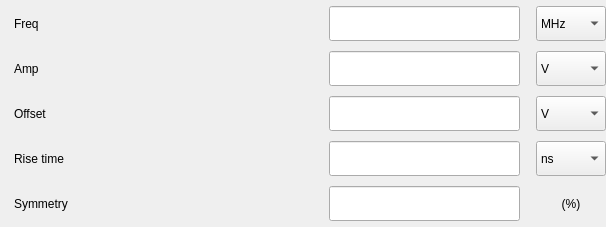
Before: the Qt Designer form tas7061bb/widgets/wgContentHmf2550/wgTriangle.ui in DoND8xforce/tas7061, drawn with Qt 5.
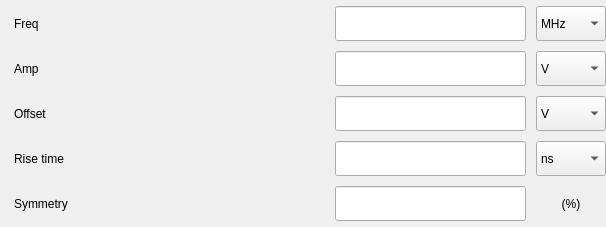
After: the same form once the commit is applied.

Diff of the .ui file:
```diff
--- a/tas7061bb/widgets/wgContentHmf2550/wgTriangle.ui
+++ b/tas7061bb/widgets/wgContentHmf2550/wgTriangle.ui
@@ -26,10 +26,7 @@
    <string>Form</string>
   </property>
   <property name="styleSheet">
-   <string notr="true">QComboBox{
-
-	text-align: center
-}</string>
+   <string notr="true"/>
   </property>
   <layout class="QGridLayout" name="gridLayout">
    <property name="leftMargin">
@@ -53,7 +50,7 @@
       <number>14</number>
      </property>
      <property name="horizontalSpacing">
-      <number>242</number>
+      <number>250</number>
      </property>
      <property name="verticalSpacing">
       <number>10</number>
@@ -61,7 +58,7 @@
      <item row="2" column="1">
       <layout class="QHBoxLayout" name="horizontalLayout_12">
        <property name="spacing">
-        <number>16</number>
+        <number>10</number>
        </property>
        <item>
         <widget class="QLineEdit" name="lineEdit_8">
@@ -108,7 +105,7 @@
      <item row="1" column="1">
       <layout class="QHBoxLayout" name="horizontalLayout_13">
        <property name="spacing">
-        <number>16</number>
+        <number>10</number>
        </property>
        <item>
         <widget class="QLineEdit" name="lineEdit_9">
@@ -183,7 +180,7 @@
      <item row="0" column="1">
       <layout class="QHBoxLayout" name="horizontalLayout_14">
        <property name="spacing">
-        <number>16</number>
+        <number>10</number>
        </property>
        <item>
         <widget class="QLineEdit" name="lineEdit_10">
@@ -230,7 +227,7 @@
      <item row="3" column="1">
       <layout class="QHBoxLayout" name="horizontalLayout_15">
        <property name="spacing">
-        <number>16</number>
+        <number>10</number>
        </property>
        <item>
         <widget class="QLineEdit" name="lineEdit_11">
@@ -284,7 +281,7 @@
      <item row="4" column="1">
       <layout class="QHBoxLayout" name="horizontalLayout_4">
        <property name="spacing">
-        <number>16</number>
+        <number>10</number>
        </property>
        <item>
         <widget class="QLineEdit" name="lineEdit_12">
```
